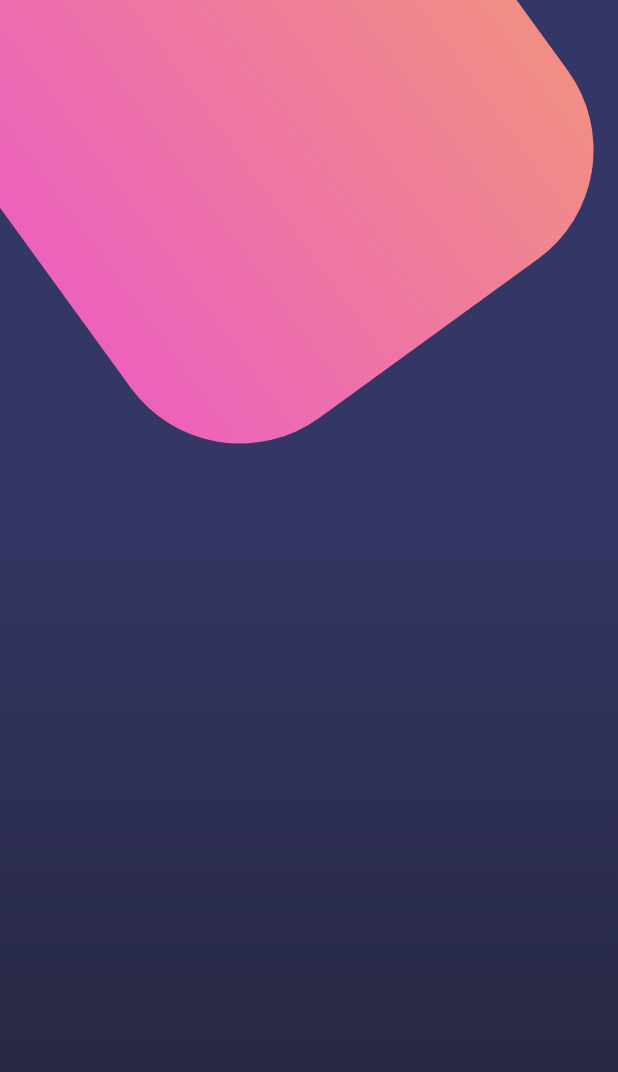
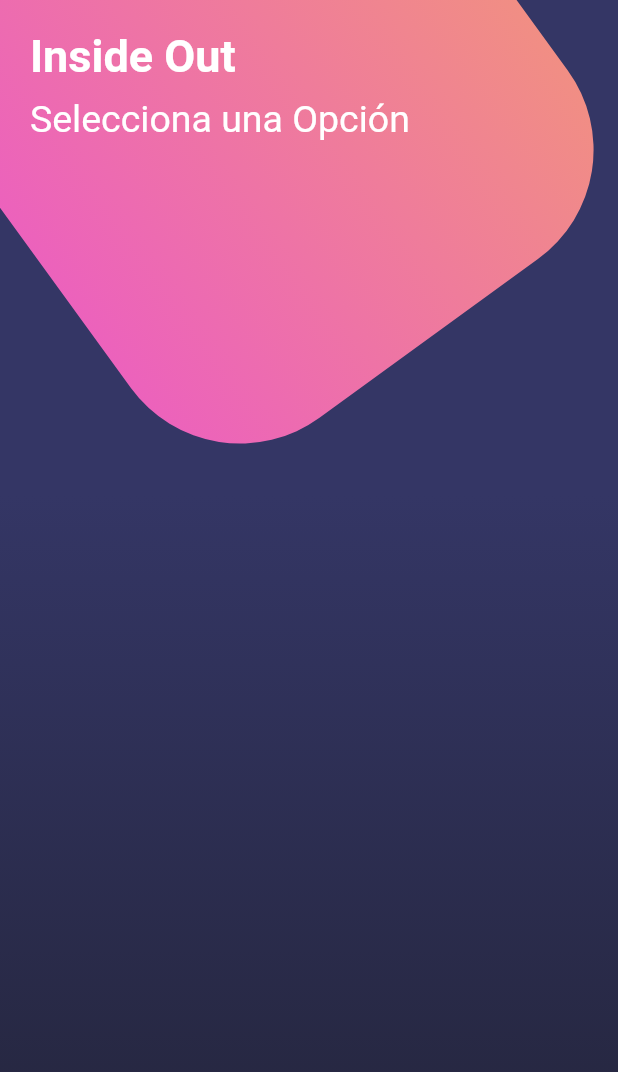
Before and after one commit to Scormeet/InsideOut, a Flutter app: the screen it shows after launch, on a phone screen of 412 x 824 dp. Shown: the top 1072 px of the screen. Run offline on Flutter 3.47's test engine with Material 2 defaults, Android fonts, the phone set to English and light mode, and no system bars.

Commit message:
Texto y Ajuste de Notch en Main Menu

```diff
--- a/lib/main.dart
+++ b/lib/main.dart
@@ -1,4 +1,6 @@
+import 'dart:io';
 import 'package:flutter/material.dart';
+import 'package:flutter/services.dart';
 import 'package:inside_out/src/pages/scroll_page.dart';
 import 'package:inside_out/src/pages/basico_page.dart';
 import 'package:inside_out/src/pages/mainmenu_page.dart';
@@ -8,6 +10,10 @@ void main() => runApp(MyApp());
 class MyApp extends StatelessWidget {
   @override
   Widget build(BuildContext context) {
+    SystemChrome.setSystemUIOverlayStyle( SystemUiOverlayStyle.light.copyWith(
+      statusBarColor: ( Platform.isAndroid ) ? Colors.transparent : Colors.white
+    ));
+
     return MaterialApp(
       debugShowCheckedModeBanner: false,
       title: 'Inside Out',
--- a/lib/src/pages/mainmenu_page.dart
+++ b/lib/src/pages/mainmenu_page.dart
@@ -9,6 +9,13 @@ class MainMenuPage extends StatelessWidget {
       body: Stack(
         children: <Widget>[
           _fondoApp(),
+          SingleChildScrollView(
+            child: Column(
+              children: <Widget>[
+                _titulos()
+              ],
+            ),
+          ),
         ],
       )
     );
@@ -61,4 +68,20 @@ class MainMenuPage extends StatelessWidget {
       ],
     );
   }
+
+  Widget _titulos(){
+    return SafeArea(
+        child: Container(
+          padding: EdgeInsets.all(20.0),
+          child: Column(
+            crossAxisAlignment: CrossAxisAlignment.start,
+            children: <Widget>[
+            Text('Inside Out', style: TextStyle(color: Colors.white, fontSize: 30.0, fontWeight: FontWeight.bold),),
+            SizedBox(height:10.0),
+            Text('Selecciona una Opción',style: TextStyle(color: Colors.white, fontSize: 25.0,),),
+          ],
+        ),
+      ),
+    );
+  }
 }
```
